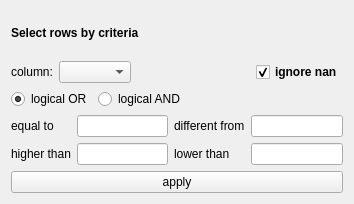
jeaunrg/PyQTapp_template, file resources/design/ui/modules/selectRows.ui: the form before one commit.
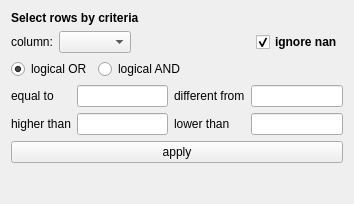
The form after the commit.

Patch:
```diff
--- a/resources/design/ui/modules/selectRows.ui
+++ b/resources/design/ui/modules/selectRows.ui
@@ -155,6 +155,19 @@
      </property>
     </widget>
    </item>
+   <item>
+    <spacer name="verticalSpacer">
+     <property name="orientation">
+      <enum>Qt::Vertical</enum>
+     </property>
+     <property name="sizeHint" stdset="0">
+      <size>
+       <width>20</width>
+       <height>40</height>
+      </size>
+     </property>
+    </spacer>
+   </item>
   </layout>
  </widget>
  <resources/>
```
